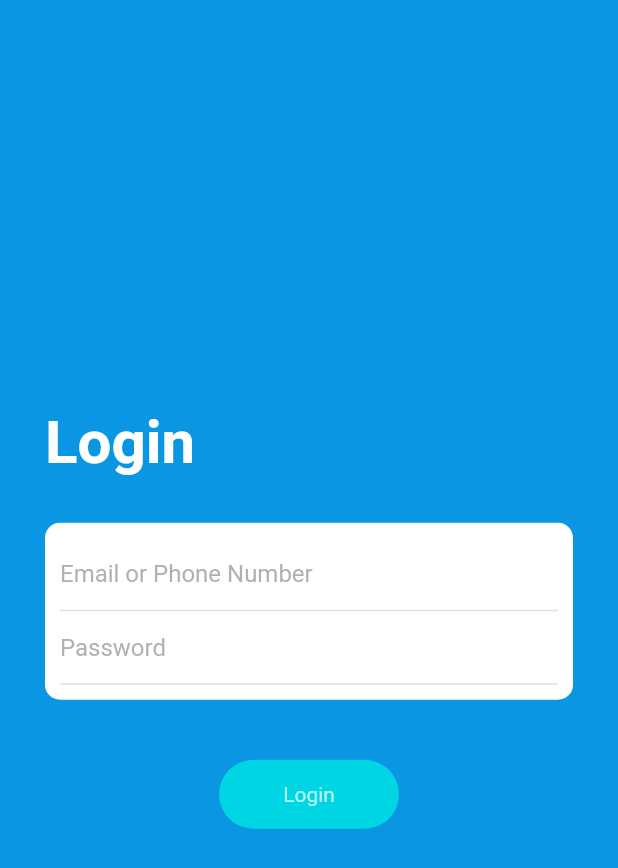
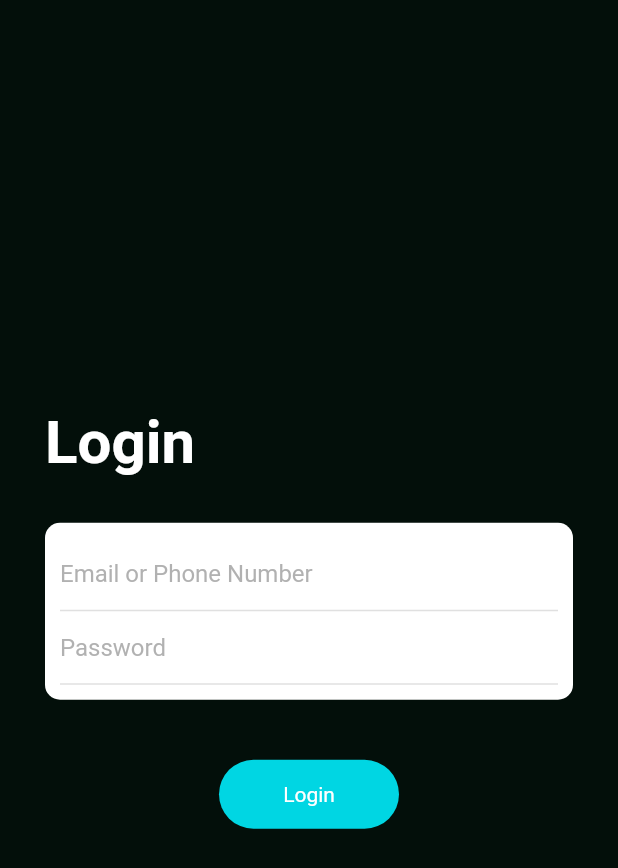
Before and after one commit to fasrinaleem/FillMe-FillingStationLocator-FlutterApp, a Flutter app: the LoginPage screen opened directly, on a phone screen of 412 x 824 dp. Shown: the top 868 px of the screen. Run offline on Flutter 3.47's test engine with Material 2 defaults, Android fonts, the phone set to English and light mode, and no system bars; our stand-ins replace page_transition, simple_animations.

Commit message:
Login page background image changed

```diff
--- a/lib/LoginPage.dart
+++ b/lib/LoginPage.dart
@@ -6,7 +6,8 @@ class LoginPage extends StatelessWidget {
   Widget build(BuildContext context) {
     return Scaffold(
       // backgroundColor: Color.fromRGBO(3, 9, 23, 1),
-      backgroundColor: Color.fromRGBO(10, 150, 227, 1),
+      // backgroundColor: Color.fromRGBO(10, 150, 227, 1),
+      backgroundColor: Color.fromRGBO(3, 15, 10, 1),
       body: Container(
         padding: EdgeInsets.all(30),
         child: Column(
@@ -77,7 +78,7 @@ class LoginPage extends StatelessWidget {
                     child: Center(
                       child: Text("Login",
                           style:
-                              TextStyle(color: Colors.white.withOpacity(.7))),
+                              TextStyle(color: Colors.white)),
                     ),
                   ),
                 )),
```
